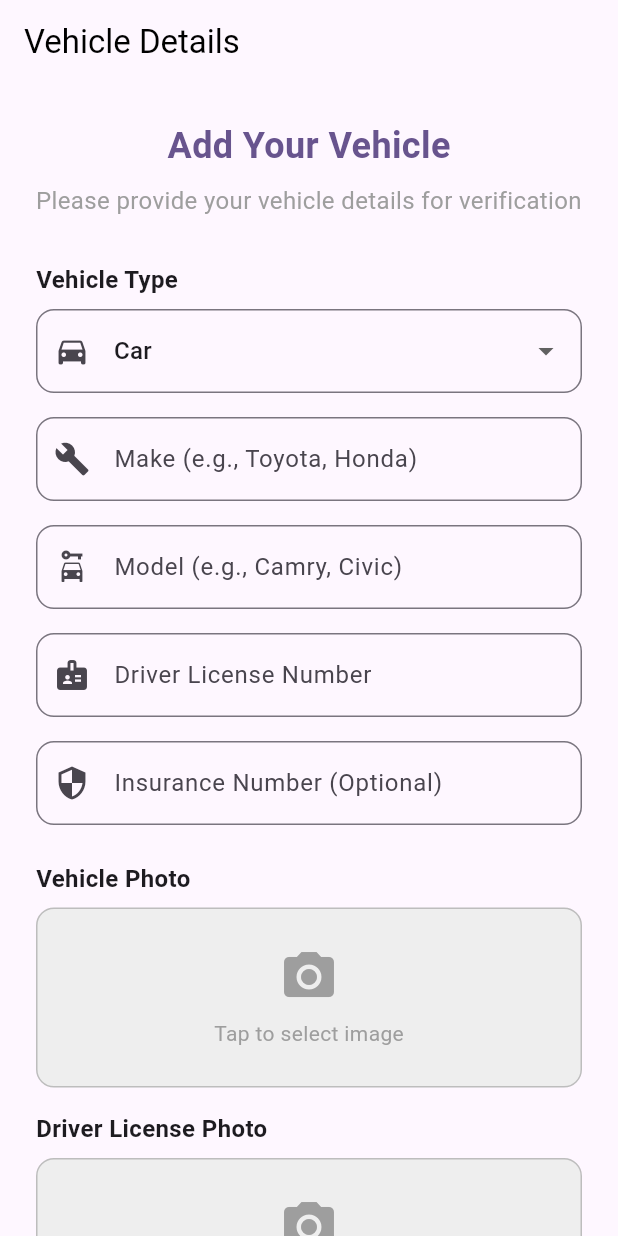
After one commit to ThomJonathan/kabaza, a Flutter app: the VehicleDetailsScreen screen opened by its route, on a phone screen of 412 x 824 dp. The commit adds this screen. Run offline on Flutter 3.47's test engine with Material 3 defaults, Android fonts, the phone set to English and light mode, and no system bars; our stand-ins replace connectivity_plus, geocoding, geolocator, google_maps_flutter, image_picker, supabase_flutter; missing offline and left inert: google_polyline_algorithm; accounts and stored records are empty; network calls fail.

Commit message:
now a driver can register a vehicle while signing up

```diff
--- /dev/null
+++ b/lib/VehiclesScreen.dart
@@ -0,0 +1,422 @@
+import 'package:flutter/material.dart';
+import 'package:supabase_flutter/supabase_flutter.dart';
+import 'package:kabanza/routes.dart';
+import 'package:image_picker/image_picker.dart';
+import 'dart:io';
+
+class VehicleDetailsScreen extends StatefulWidget {
+  const VehicleDetailsScreen({super.key});
+
+  @override
+  _VehicleDetailsScreenState createState() => _VehicleDetailsScreenState();
+}
+
+class _VehicleDetailsScreenState extends State<VehicleDetailsScreen> {
+  final _formKey = GlobalKey<FormState>();
+  final _supabase = Supabase.instance.client;
+  final ImagePicker _picker = ImagePicker();
+
+  // Controllers
+  final _makeController = TextEditingController();
+  final _modelController = TextEditingController();
+  final _licenseNumberController = TextEditingController();
+  final _insuranceNumberController = TextEditingController();
+
+  // State variables
+  bool _isLoading = false;
+  String _vehicleType = 'car';
+  File? _vehiclePhoto;
+  File? _licensePhoto;
+  File? _insurancePhoto;
+
+  final List<String> _vehicleTypes = [
+    'car',
+    'motorcycle'
+  ];
+
+  @override
+  void dispose() {
+    _makeController.dispose();
+    _modelController.dispose();
+    _licenseNumberController.dispose();
+    _insuranceNumberController.dispose();
+    super.dispose();
+  }
+
+  Future<void> _pickImage(String type) async {
+    try {
+      final XFile? image = await _picker.pickImage(
+        source: ImageSource.gallery,
+        imageQuality: 80,
+      );
+
+      if (image != null) {
+        setState(() {
+          switch (type) {
+            case 'vehicle':
+              _vehiclePhoto = File(image.path);
+              break;
+            case 'license':
+              _licensePhoto = File(image.path);
+              break;
+            case 'insurance':
+              _insurancePhoto = File(image.path);
+              break;
+          }
+        });
+      }
+    } catch (e) {
+      _showErrorSnackBar('Error picking image: $e');
+    }
+  }
+
+  Future<String?> _uploadImage(File image, String folder) async {
+    try {
+      final user = _supabase.auth.currentUser;
+      if (user == null) return null;
+
+      final fileName = '${user.id}_${DateTime.now().millisecondsSinceEpoch}.jpg';
+      final filePath = '$folder/$fileName';
+
+      await _supabase.storage
+          .from('vehicle-documents')
+          .upload(filePath, image);
+
+      final publicUrl = _supabase.storage
+          .from('vehicle-documents')
+          .getPublicUrl(filePath);
+
+      return publicUrl;
+    } catch (e) {
+      _showErrorSnackBar('Error uploading image: $e');
+      return null;
+    }
+  }
+
+  Future<void> _saveVehicleDetails() async {
+    if (!_formKey.currentState!.validate()) return;
+
+    setState(() {
+      _isLoading = true;
+    });
+
+    try {
+      final user = _supabase.auth.currentUser;
+      if (user == null) {
+        _showErrorSnackBar('User not authenticated');
+        return;
+      }
+
+      // Upload images if available
+      String? vehiclePhotoUrl;
+      String? licensePhotoUrl;
+      String? insurancePhotoUrl;
+
+      if (_vehiclePhoto != null) {
+        vehiclePhotoUrl = await _uploadImage(_vehiclePhoto!, 'vehicle-photos');
+      }
+
+      if (_licensePhoto != null) {
+        licensePhotoUrl = await _uploadImage(_licensePhoto!, 'license-photos');
+      }
+
+      if (_insurancePhoto != null) {
+        insurancePhotoUrl = await _uploadImage(_insurancePhoto!, 'insurance-photos');
+      }
+
+      // Insert vehicle details
+      await _supabase.from('vehicles').insert({
+        'user_id': user.id,
+        'vehicle_type': _vehicleType,
+        'make': _makeController.text.trim(),
+        'model': _modelController.text.trim(),
+        'license_number': _licenseNumberController.text.trim(),
+        'insurance_number': _insuranceNumberController.text.trim(),
+        'vehicle_photo_url': vehiclePhotoUrl,
+        'license_photo_url': licensePhotoUrl,
+        'insurance_photo_url': insurancePhotoUrl,
+        'is_verified': false,
+        'is_active': true,
+        'created_at': DateTime.now().toIso8601String(),
+      });
+
+      if (!mounted) return;
+
+      ScaffoldMessenger.of(context).showSnackBar(
+        const SnackBar(
+          content: Text('Vehicle details saved successfully! Your account is under review.'),
+          backgroundColor: Colors.green,
+        ),
+      );
+
+      // Navigate to main app (you can change this to your desired route)
+      Navigator.pushNamedAndRemoveUntil(
+        context,
+        AppRoutes.login, // or wherever you want to redirect
+            (route) => false,
+      );
+
+    } on PostgrestException catch (error) {
+      _showErrorSnackBar('Database error: ${error.message}');
+    } catch (error) {
+      _showErrorSnackBar('An unexpected error occurred: $error');
+    } finally {
+      if (mounted) {
+        setState(() {
+          _isLoading = false;
+        });
+      }
+    }
+  }
+
+  void _showErrorSnackBar(String message) {
+    if (!mounted) return;
+    ScaffoldMessenger.of(context).showSnackBar(
+      SnackBar(
+        content: Text(message),
+        backgroundColor: Colors.red,
+      ),
+    );
+  }
+
+  Widget _buildImagePicker(String title, File? image, String type) {
+    return Column(
+      crossAxisAlignment: CrossAxisAlignment.start,
+      children: [
+        Text(
+          title,
+          style: const TextStyle(fontSize: 16, fontWeight: FontWeight.bold),
+        ),
+        const SizedBox(height: 8),
+        GestureDetector(
+          onTap: () => _pickImage(type),
+          child: Container(
+            height: 120,
+            width: double.infinity,
+            decoration: BoxDecoration(
+              color: Colors.grey[200],
+              borderRadius: BorderRadius.circular(12),
+              border: Border.all(color: Colors.grey[400]!),
+            ),
+            child: image != null
+                ? ClipRRect(
+              borderRadius: BorderRadius.circular(12),
+              child: Image.file(
+                image,
+                fit: BoxFit.cover,
+              ),
+            )
+                : const Column(
+              mainAxisAlignment: MainAxisAlignment.center,
+              children: [
+                Icon(Icons.camera_alt, size: 40, color: Colors.grey),
+                SizedBox(height: 8),
+                Text('Tap to select image', style: TextStyle(color: Colors.grey)),
+              ],
+            ),
+          ),
+        ),
+      ],
+    );
+  }
+
+  @override
+  Widget build(BuildContext context) {
+    return Scaffold(
+      appBar: AppBar(
+        elevation: 0,
+        backgroundColor: Colors.transparent,
+        iconTheme: const IconThemeData(color: Colors.black),
+        title: const Text(
+          'Vehicle Details',
+          style: TextStyle(color: Colors.black),
+        ),
+        automaticallyImplyLeading: false, // Remove back button
+      ),
+      body: SafeArea(
+        child: SingleChildScrollView(
+          child: Padding(
+            padding: const EdgeInsets.all(24.0),
+            child: Form(
+              key: _formKey,
+              child: Column(
+                crossAxisAlignment: CrossAxisAlignment.stretch,
+                children: [
+                  // Title
+                  Center(
+                    child: Text(
+                      'Add Your Vehicle',
+                      style: TextStyle(
+                        fontSize: 24,
+                        fontWeight: FontWeight.bold,
+                        color: Theme.of(context).primaryColor,
+                      ),
+                    ),
+                  ),
+                  const SizedBox(height: 8),
+                  const Center(
+                    child: Text(
+                      'Please provide your vehicle details for verification',
+                      style: TextStyle(fontSize: 16, color: Colors.grey),
+                      textAlign: TextAlign.center,
+                    ),
+                  ),
+                  const SizedBox(height: 30),
+
+                  // Vehicle Type
+                  const Text(
+                    'Vehicle Type',
+                    style: TextStyle(fontSize: 16, fontWeight: FontWeight.bold),
+                  ),
+                  const SizedBox(height: 8),
+                  DropdownButtonFormField<String>(
+                    value: _vehicleType,
+                    decoration: InputDecoration(
+                      border: OutlineInputBorder(
+                        borderRadius: BorderRadius.circular(12),
+                      ),
+                      prefixIcon: const Icon(Icons.directions_car),
+                    ),
+                    items: _vehicleTypes.map((type) {
+                      return DropdownMenuItem(
+                        value: type,
+                        child: Text(type.capitalize()),
+                      );
+                    }).toList(),
+                    onChanged: (value) {
+                      setState(() {
+                        _vehicleType = value!;
+                      });
+                    },
+                  ),
+                  const SizedBox(height: 16),
+
+                  // Make
+                  TextFormField(
+                    controller: _makeController,
+                    decoration: InputDecoration(
+                      labelText: 'Make (e.g., Toyota, Honda)',
+                      prefixIcon: const Icon(Icons.build),
+                      border: OutlineInputBorder(
+                        borderRadius: BorderRadius.circular(12),
+                      ),
+                    ),
+                    validator: (value) {
+                      if (value == null || value.isEmpty) {
+                        return 'Please enter vehicle make';
+                      }
+                      return null;
+                    },
+                  ),
+                  const SizedBox(height: 16),
+
+                  // Model
+                  TextFormField(
+                    controller: _modelController,
+                    decoration: InputDecoration(
+                      labelText: 'Model (e.g., Camry, Civic)',
+                      prefixIcon: const Icon(Icons.car_rental),
+                      border: OutlineInputBorder(
+                        borderRadius: BorderRadius.circular(12),
+                      ),
+                    ),
+                    validator: (value) {
+                      if (value == null || value.isEmpty) {
+                        return 'Please enter vehicle model';
+                      }
+                      return null;
+                    },
+                  ),
+                  const SizedBox(height: 16),
+
+                  // License Number
+                  TextFormField(
+                    controller: _licenseNumberController,
+                    decoration: InputDecoration(
+                      labelText: 'Driver License Number',
+                      prefixIcon: const Icon(Icons.badge),
+                      border: OutlineInputBorder(
+                        borderRadius: BorderRadius.circular(12),
+                      ),
+                    ),
+                    validator: (value) {
+                      if (value == null || value.isEmpty) {
+                        return 'Please enter license number';
+                      }
+                      return null;
+                    },
+                  ),
+                  const SizedBox(height: 16),
+
+                  // Insurance Number (Optional)
+                  TextFormField(
+                    controller: _insuranceNumberController,
+                    decoration: InputDecoration(
+                      labelText: 'Insurance Number (Optional)',
+                      prefixIcon: const Icon(Icons.security),
+                      border: OutlineInputBorder(
+                        borderRadius: BorderRadius.circular(12),
+                      ),
+                    ),
+                  ),
+                  const SizedBox(height: 24),
+
+                  // Vehicle Photo
+                  _buildImagePicker('Vehicle Photo', _vehiclePhoto, 'vehicle'),
+                  const SizedBox(height: 16),
+
+                  // License Photo
+                  _buildImagePicker('Driver License Photo', _licensePhoto, 'license'),
+                  const SizedBox(height: 16),
+
+                  // Insurance Photo (Optional)
+                  _buildImagePicker('Insurance Document (Optional)', _insurancePhoto, 'insurance'),
+                  const SizedBox(height: 30),
+
+                  // Submit Button
+                  ElevatedButton(
+                    onPressed: _isLoading ? null : _saveVehicleDetails,
+                    style: ElevatedButton.styleFrom(
+                      padding: const EdgeInsets.symmetric(vertical: 16),
+                      shape: RoundedRectangleBorder(
+                        borderRadius: BorderRadius.circular(12),
+                      ),
+                    ),
+                    child: _isLoading
+                        ? const SizedBox(
+                      height: 24,
+                      width: 24,
+                      child: CircularProgressIndicator(
+                        strokeWidth: 2,
+                        valueColor: AlwaysStoppedAnimation(Colors.white),
+                      ),
+                    )
+                        : const Text(
+                      'Save Vehicle Details',
+                      style: TextStyle(fontSize: 16),
+                    ),
+                  ),
+                  const SizedBox(height: 16),
+
+                  // Info text
+                  const Text(
+                    'Your vehicle details will be reviewed by our team. You will be notified once approved.',
+                    style: TextStyle(fontSize: 14, color: Colors.grey),
+                    textAlign: TextAlign.center,
+                  ),
+                ],
+              ),
+            ),
+          ),
+        ),
+      ),
+    );
+  }
+}
+
+// Extension to capitalize first letter
+extension StringExtension on String {
+  String capitalize() {
+    return "${this[0].toUpperCase()}${substring(1)}";
+  }
+}
--- a/lib/main.dart
+++ b/lib/main.dart
@@ -12,6 +12,7 @@ import 'package:kabanza/utils/LocationUpdater.dart';
 import 'package:kabanza/Rider/Bookride/bookridepage.dart';
 import 'package:kabanza/Rider/Bookride/rideTracking.dart';
 import 'package:kabanza/AuthManager.dart';
+import 'package:kabanza/VehiclesScreen.dart'; // Add this import
 
 // Global instances
 late final UserActivityService userActivityService;
@@ -81,6 +82,7 @@ class MyApp extends StatelessWidget {
         AppRoutes.riderHome: (context) => const RiderHomePage(),
         AppRoutes.driverHome: (context) => const DriverHomePage(),
         AppRoutes.bookRide: (context) => const BookRidePage(apiKey: 'AIzaSyAwBZT0LlveffJVjzRXoRGPOfKsrrm8Y-o'),
+        AppRoutes.vehicleDetails: (context) => const VehicleDetailsScreen(), // Add this route
       },
       navigatorObservers: [],
       onGenerateRoute: (settings) {
--- a/lib/routes.dart
+++ b/lib/routes.dart
@@ -11,4 +11,5 @@ class AppRoutes {
   static const String rideTracking = '/ride-tracking';  // For RideTrackingPage
   static const String rideComplete = '/ride-complete';
   static const String messages = '/messages';
+  static const String vehicleDetails = '/vehicle-details';
 }
--- a/pubspec.yaml
+++ b/pubspec.yaml
@@ -26,8 +26,7 @@ dependencies:
   maps_toolkit: ^3.0.0
   http: ^1.4.0
   google_polyline_algorithm: ^3.1.0
-  # The following adds the Cupertino Icons font to your application.
-  # Use with the CupertinoIcons class for iOS style icons.
+  image_picker: ^0.8.4+8
   cupertino_icons: ^1.0.8
 
 dependency_overrides:
```
Also changed, not shown: lib/signup.dart (+78 -9 lines), pubspec.lock, 7 other files.
